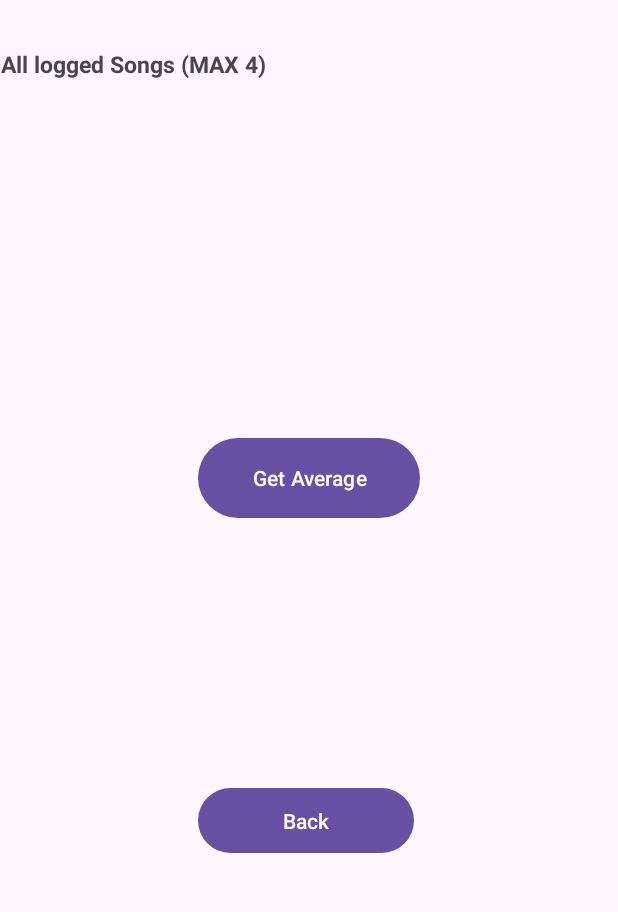
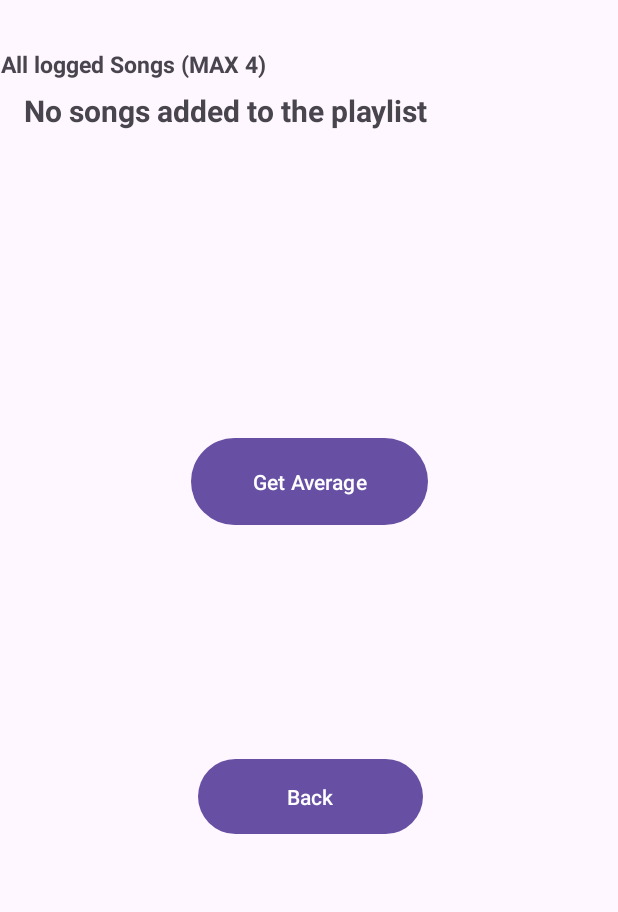
Before and after one commit to VCSTDN2024/imad5112-practicum-2025-AidenST10470773, an Android app: the Review_playlist screen opened directly, with no data from a screen before it, on a phone screen of 412 x 824 dp, the part 159-1071 px from its top. Run offline under Robolectric (Android 15) with nearby library versions, the phone set to English and light mode, and no system bars.

Commit message:
added: final screen

```diff
--- a/app/src/main/java/vcmsa/ci/songmanager/Review_playlist.kt
+++ b/app/src/main/java/vcmsa/ci/songmanager/Review_playlist.kt
@@ -1,16 +1,62 @@
 package vcmsa.ci.songmanager
 
 import android.os.Bundle
+import android.widget.Button
+import android.widget.TextView
 import androidx.activity.enableEdgeToEdge
 import androidx.appcompat.app.AppCompatActivity
 import androidx.core.view.ViewCompat
 import androidx.core.view.WindowInsetsCompat
+import java.util.Locale
 
 class Review_playlist : AppCompatActivity() {
+
+    private lateinit var tvAllLogsList: TextView
+    private lateinit var avgBtn: Button
+    private lateinit var highRatingTv: TextView
+    private lateinit var backBtn: Button
+
     override fun onCreate(savedInstanceState: Bundle?) {
         super.onCreate(savedInstanceState)
         enableEdgeToEdge()
         setContentView(R.layout.activity_review_playlist)
 
+        tvAllLogsList = findViewById(R.id.tvAllLogsList)
+        avgBtn = findViewById(R.id.avgBtn)
+        highRatingTv = findViewById(R.id.highRatingTv)
+        backBtn = findViewById(R.id.backBtn)
+
+
+        LoadAndDisplayReviewData()
+
+        avgBtn.setOnClickListener{
+            val averageRating = Inventory_manager.getAverageRating()
+            highRatingTv.text = String.format(Locale.getDefault(),"%.1f Rating", averageRating)
+        }
+
+        backBtn.setOnClickListener{
+            finish()
+        }
+
+
     }
+
+    private fun LoadAndDisplayReviewData() {
+        val allLogs = Inventory_manager.getAllLogs()
+        if (allLogs.isNotEmpty()){
+            val logsText = StringBuilder()
+            allLogs.forEachIndexed { index, log ->
+                logsText.append("playlist ${index + 1}:\n")
+                logsText.append("Song:    ${log.songs}\n")
+                logsText.append("Rating:   ${log.Artistname}\n")
+                logsText.append("Rating:   ${log.rating}\n")
+                logsText.append("Comments:  ${log.comment}\n")
+            }
+            tvAllLogsList.text = logsText.toString()
+        }else {
+            tvAllLogsList.text = "No songs added to the playlist"
+        }
+    }
+
+
 }
--- a/app/src/main/res/layout/activity_review_playlist.xml
+++ b/app/src/main/res/layout/activity_review_playlist.xml
@@ -35,20 +35,21 @@
         app:layout_constraintTop_toBottomOf="@+id/textView" />
 
     <TextView
-        android:id="@+id/tvAlllogsList"
+        android:id="@+id/tvAllLogsList"
         android:layout_width="0dp"
         android:layout_height="wrap_content"
         android:layout_marginStart="16dp"
         android:layout_marginTop="8dp"
         android:textSize="20sp"
+        android:textStyle="bold"
         app:layout_constraintStart_toStartOf="parent"
         app:layout_constraintTop_toBottomOf="@+id/textView3"
         tools:text="Log 1...\nLog 2...\nLog 3.."/>
 
     <Button
         android:id="@+id/avgBtn"
-        android:layout_width="148dp"
-        android:layout_height="61dp"
+        android:layout_width="158dp"
+        android:layout_height="66dp"
         android:layout_marginTop="288dp"
         android:text="Get Average"
         app:layout_constraintEnd_toEndOf="parent"
@@ -57,10 +58,10 @@
 
     <Button
         android:id="@+id/backBtn"
-        android:layout_width="144dp"
-        android:layout_height="51dp"
+        android:layout_width="150dp"
+        android:layout_height="58dp"
         android:layout_marginStart="132dp"
-        android:layout_marginTop="172dp"
+        android:layout_marginTop="148dp"
         android:text="Back"
         app:layout_constraintStart_toStartOf="parent"
         app:layout_constraintTop_toBottomOf="@+id/avgBtn" />
```
Also changed, not shown: app/src/main/res/layout/activity_add_to_playlist.xml (+14 -2 lines).
